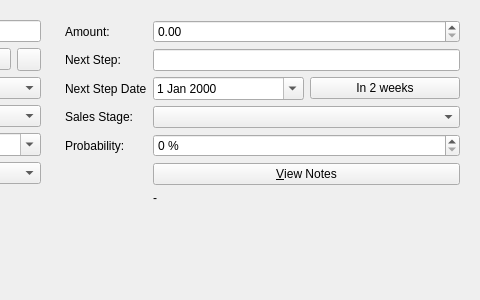
Qt form client/src/details/opportunitydetails.ui (KDAB/FatCRM) before a commit; both pictures show x 375 to 855 and y 0 to 300 of the 855 by 300 pixel window.
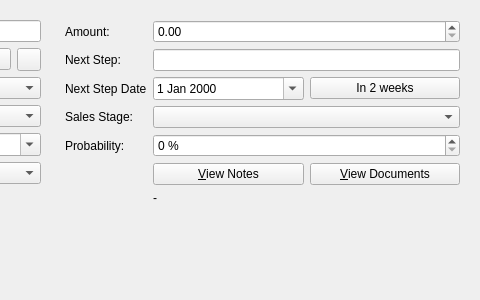
The same form after that commit. Icons and pictures are not drawn. Custom widgets are drawn as their Qt base class.

Commit message:
Show documents that are linked to opportunities and accounts
List the linked documents and allow to download/show them
through the SugarCRM resource.

Task-Id: FATCRM-103

The edit to the form file:
```diff
--- a/client/src/details/opportunitydetails.ui
+++ b/client/src/details/opportunitydetails.ui
@@ -204,11 +204,22 @@
        </widget>
       </item>
       <item row="5" column="1">
+       <layout class="QHBoxLayout" name="horizontalLayout_4">
+        <item>
        <widget class="QPushButton" name="viewNotesButton">
         <property name="text">
          <string>&amp;View Notes</string>
         </property>
        </widget>
+        </item>
+        <item>
+         <widget class="QPushButton" name="viewDocumentsButton">
+          <property name="text">
+           <string>&amp;View Documents</string>
+          </property>
+         </widget>
+        </item>
+       </layout>
       </item>
       <item row="6" column="1">
        <widget class="QLabel" name="urllabel">
```
Lines whose indentation alone changed are shown as unchanged. The commit also changes 13 other files.
